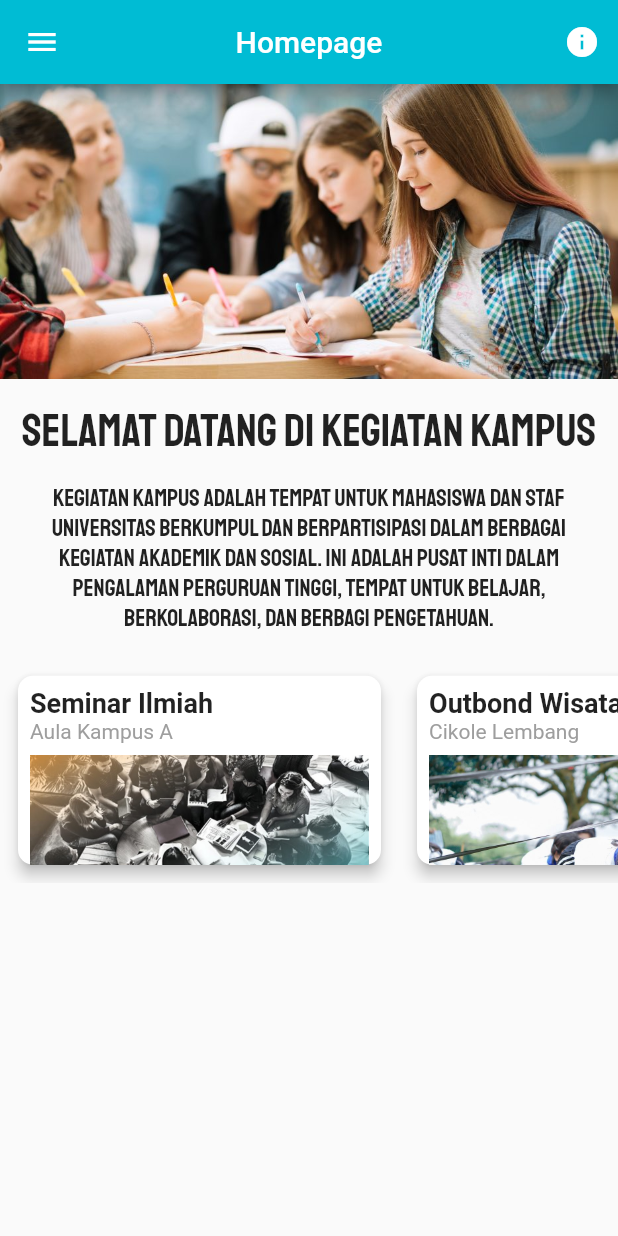
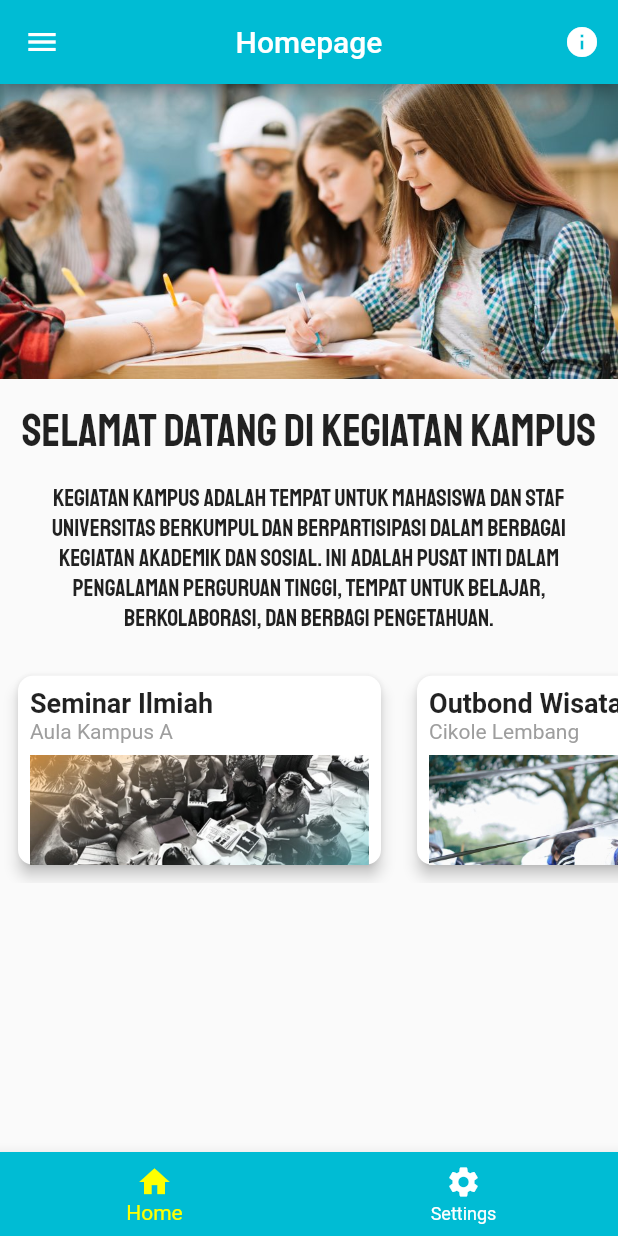
Before and after one commit to indrariksa/activity_flutter, a Flutter app: the screen it shows after launch, on a phone screen of 412 x 824 dp. Run offline on Flutter 3.47's test engine with Material 2 defaults, Android fonts, the phone set to English and light mode, and no system bars; our stand-ins replace file_picker.

Commit message:
tambah bottomnavbar

```diff
--- a/lib/home.dart
+++ b/lib/home.dart
@@ -52,6 +52,15 @@ class Home extends StatelessWidget {
             ),
           ],
         ),
+      ),
+      bottomNavigationBar: BottomNavigationBar(
+        items: const [
+          BottomNavigationBarItem(icon: Icon(Icons.home), label: 'Home'),
+          BottomNavigationBarItem(icon: Icon(Icons.settings), label: 'Settings')
+        ],
+        backgroundColor: Colors.cyan,
+        unselectedItemColor: Colors.white,
+        selectedItemColor: Colors.yellowAccent,
       ),
     );
   }
--- a/lib/kegiatan.dart
+++ b/lib/kegiatan.dart
@@ -1,6 +1,5 @@
 import 'package:dicoding_final/appbar.dart';
 import 'package:dicoding_final/drawer.dart';
-import 'package:dicoding_final/main.dart';
 import 'package:flutter/material.dart';
 import 'package:file_picker/file_picker.dart';
 import 'package:intl/intl.dart';
```
